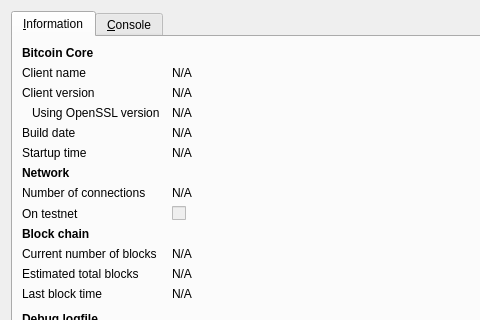
The window that src/qt/forms/rpcconsole.ui (dutchpatriot/florijncoin) describes before a commit, drawn with Qt 5; both pictures show x 0 to 480 and y 0 to 320 of the 740 by 450 pixel window.
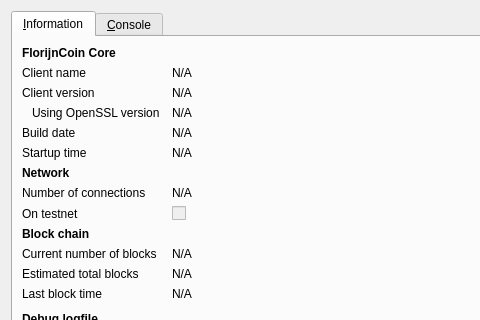
The same window after the commit. Icons and pictures are not drawn.

```diff
--- a/src/qt/forms/rpcconsole.ui
+++ b/src/qt/forms/rpcconsole.ui
@@ -36,7 +36,7 @@
           </font>
          </property>
          <property name="text">
-          <string>Bitcoin Core</string>
+          <string>FlorijnCoin Core</string>
          </property>
         </widget>
        </item>
```
